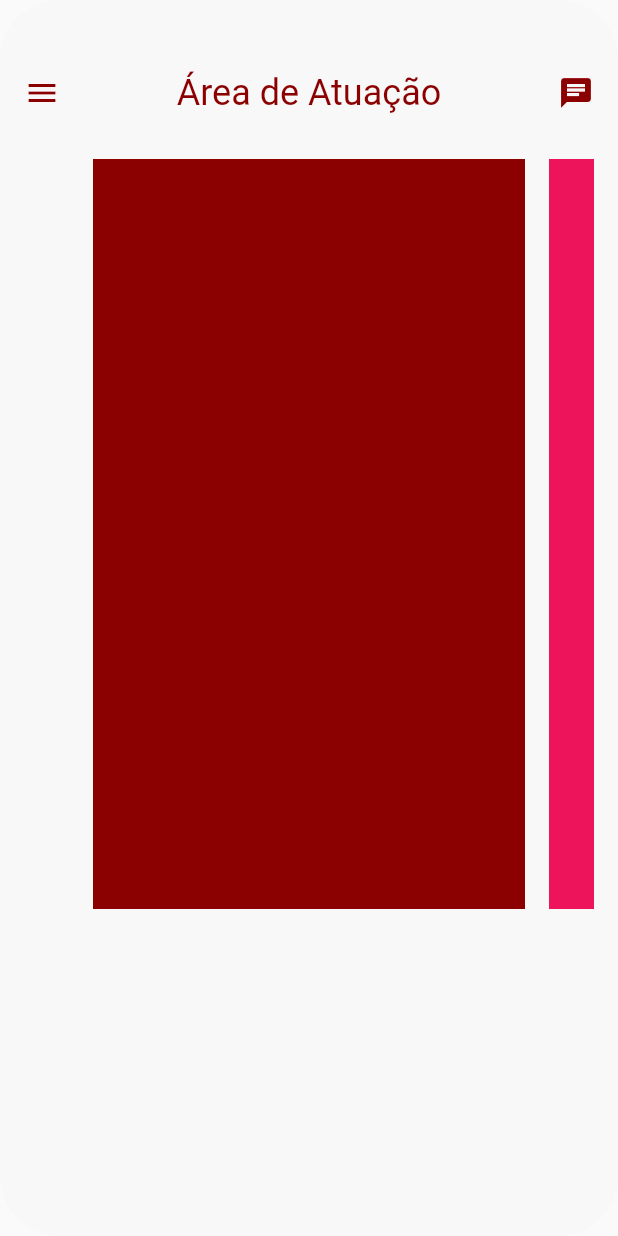
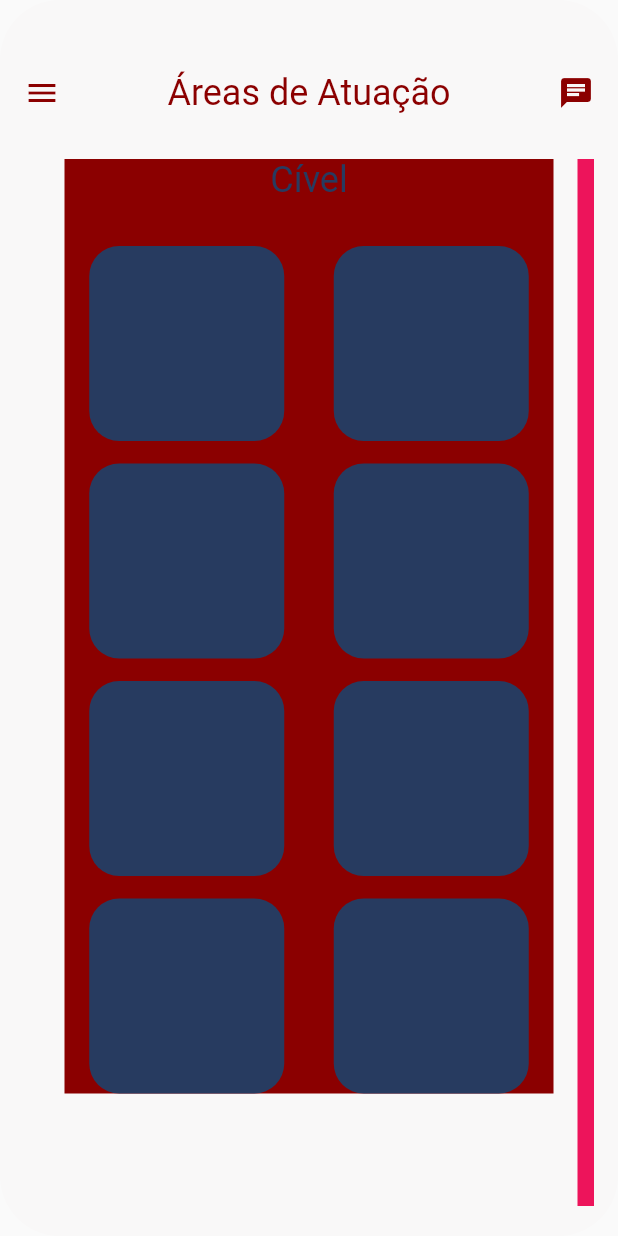
Before and after one commit to PapitoTI/Challenge_MPSP, a Flutter app: the Area widget shown alone on an empty page, opened directly, on a phone screen of 412 x 824 dp. Run offline on Flutter 3.47's test engine with Material 2 defaults, Android fonts, the phone set to English and light mode, and no system bars; our stand-ins replace bloc, flutter_bloc, font_awesome_flutter, google_fonts.

Commit message:
Início layout das Áreas de Atuação

```diff
--- a/lib/views/area.view.dart
+++ b/lib/views/area.view.dart
@@ -6,6 +6,7 @@ class Area extends StatelessWidget with NavigationStates {
   final Function onMenuTap;
 
   const Area({Key key, this.onMenuTap}) : super(key: key);
+  static const double boxSize = 130;
 
   @override
   Widget build(BuildContext context) {
@@ -30,7 +31,7 @@ class Area extends StatelessWidget with NavigationStates {
                 onTap: onMenuTap,
               ),
               Text(
-                "Área de Atuação",
+                "Áreas de Atuação",
                 style: TextStyle(fontSize: 24, color: Palett.vermelhompsp),
               ),
               Icon(
@@ -42,17 +43,134 @@ class Area extends StatelessWidget with NavigationStates {
           SizedBox(
             height: 30,
           ),
-          Container(
-            height: 500,
+          Flexible(
             child: PageView(
-              controller: PageController(viewportFraction: 0.8),
+              controller: PageController(viewportFraction: 0.9),
               scrollDirection: Axis.horizontal,
               pageSnapping: true,
               children: [
-                Container(
-                  margin: const EdgeInsets.symmetric(horizontal: 8),
-                  color: Palett.vermelhompsp,
-                  width: 100,
+                SingleChildScrollView(
+                  child: Container(
+                    //alignment: Alignment.topCenter,
+                    margin: const EdgeInsets.symmetric(horizontal: 8),
+                    color: Palett.vermelhompsp,
+                    width: 100,
+                    child: Column(
+                      children: [
+                        Container(
+                          color: Colors.white,
+                        ),
+                        //SizedBox(height: 10),
+                        Container(
+                          alignment: Alignment.center,
+                          //color: Palett.azulmpsp,
+                          //width: 100,
+                          //height: 100,
+                          child: Text(
+                            "Cível",
+                            style:
+                                TextStyle(fontSize: 24, color: Palett.azulmpsp),
+                          ),
+                        ),
+                        SizedBox(height: 30),
+                        Row(
+                          mainAxisAlignment: MainAxisAlignment.spaceAround,
+                          children: [
+                            Container(
+                              decoration: BoxDecoration(
+                                borderRadius:
+                                    BorderRadius.all(Radius.circular(20)),
+                                color: Palett.azulmpsp,
+                              ),
+                              width: boxSize,
+                              height: boxSize,
+                            ),
+                            Container(
+                              decoration: BoxDecoration(
+                                borderRadius:
+                                    BorderRadius.all(Radius.circular(20)),
+                                color: Palett.azulmpsp,
+                              ),
+                              width: boxSize,
+                              height: boxSize,
+                            ),
+                          ],
+                        ),
+                        SizedBox(height: 15),
+                        Row(
+                          mainAxisAlignment: MainAxisAlignment.spaceAround,
+                          children: [
+                            Container(
+                              decoration: BoxDecoration(
+                                borderRadius:
+                                    BorderRadius.all(Radius.circular(20)),
+                                color: Palett.azulmpsp,
+                              ),
+                              width: boxSize,
+                              height: boxSize,
+                            ),
+                            Container(
+                              decoration: BoxDecoration(
+                                borderRadius:
+                                    BorderRadius.all(Radius.circular(20)),
+                                color: Palett.azulmpsp,
+                              ),
+                              width: boxSize,
+                              height: boxSize,
+                            ),
+                          ],
+                        ),
+                        SizedBox(height: 15),
+                        Row(
+                          mainAxisAlignment: MainAxisAlignment.spaceAround,
+                          children: [
+                            Container(
+                              decoration: BoxDecoration(
+                                borderRadius:
+                                    BorderRadius.all(Radius.circular(20)),
+                                color: Palett.azulmpsp,
+                              ),
+                              width: boxSize,
+                              height: boxSize,
+                            ),
+                            Container(
+                              decoration: BoxDecoration(
+                                borderRadius:
+                                    BorderRadius.all(Radius.circular(20)),
+                                color: Palett.azulmpsp,
+                              ),
+                              width: boxSize,
+                              height: boxSize,
+                            ),
+                          ],
+                        ),
+                        SizedBox(height: 15),
+                        Row(
+                          mainAxisAlignment: MainAxisAlignment.spaceAround,
+                          children: [
+                            Container(
+                              decoration: BoxDecoration(
+                                borderRadius:
+                                    BorderRadius.all(Radius.circular(20)),
+                                color: Palett.azulmpsp,
+                              ),
+                              width: boxSize,
+                              height: boxSize,
+                            ),
+                            Container(
+                              decoration: BoxDecoration(
+                                borderRadius:
+                                    BorderRadius.all(Radius.circular(20)),
+                                color: Palett.azulmpsp,
+                              ),
+                              width: boxSize,
+                              height: boxSize,
+                            ),
+                          ],
+                        ),
+                      ],
+                    ),
+                  ),
                 ),
                 Container(
                   margin: const EdgeInsets.symmetric(horizontal: 8),
```
